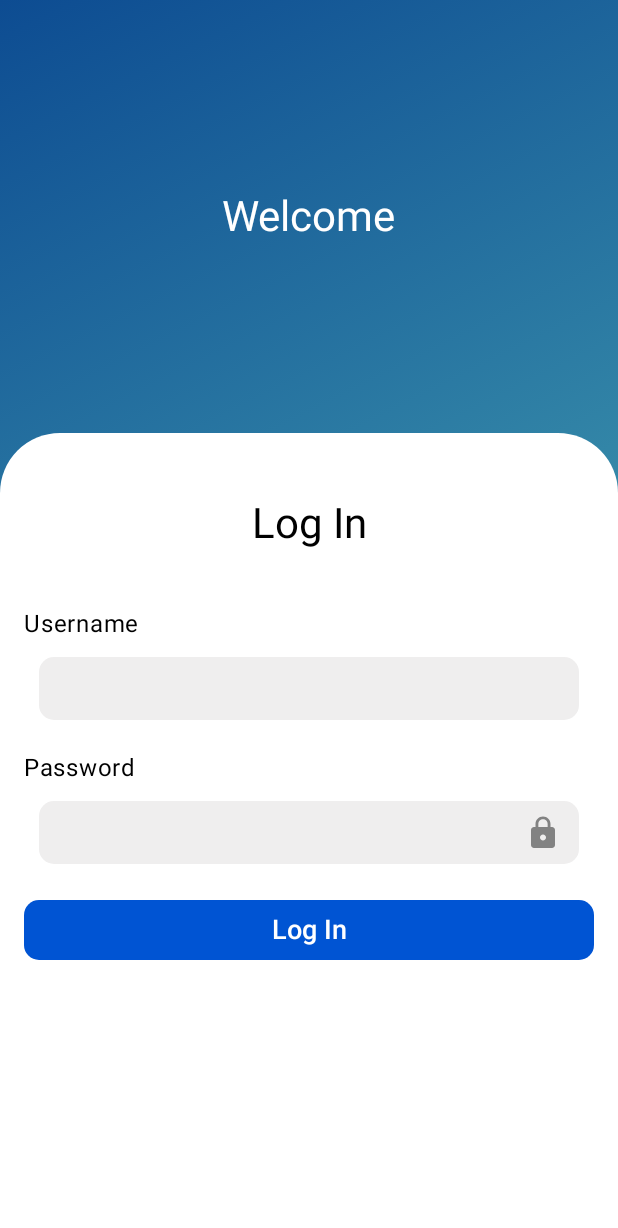
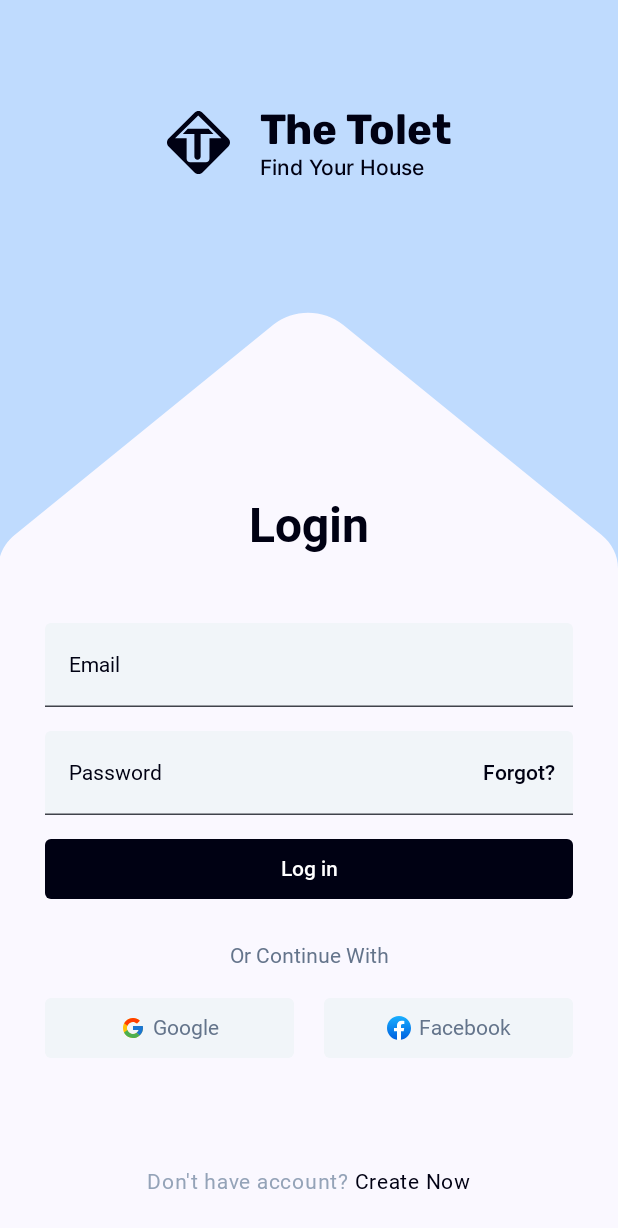
Before and after one commit to Cntrk01/LoginScreenUICompose, an Android app built with Jetpack Compose: the screen it shows after launch (MainActivity), on a phone screen of 412 x 824 dp. Shown: the top 1228 px of the screen. Run offline under Robolectric (Android 15) with nearby library versions, the phone set to English and light mode, and no system bars.

Commit message:
Login screen tasarladık . Burada -Farklı olarak buildAnnotatedString ifadesini kullandık bu bize 1 text içerisinde birden çok texti birleştirme olanağı sağlıyor -Kendi fontlarımızı ekledik ve bunları kullandık -Custom loginTextField yazdık.

```diff
--- /dev/null
+++ b/app/src/main/java/com/mckapp/loginscreenuicompose/LoginTextField.kt
@@ -0,0 +1,49 @@
+package com.mckapp.loginscreenuicompose
+
+import androidx.compose.foundation.isSystemInDarkTheme
+import androidx.compose.material3.MaterialTheme
+import androidx.compose.material3.Text
+import androidx.compose.material3.TextButton
+import androidx.compose.material3.TextField
+import androidx.compose.material3.TextFieldDefaults
+import androidx.compose.runtime.Composable
+import androidx.compose.ui.Modifier
+import androidx.compose.ui.graphics.Color
+import androidx.compose.ui.text.font.FontWeight
+import com.mckapp.loginscreenuicompose.ui.theme.Black
+import com.mckapp.loginscreenuicompose.ui.theme.focusedTextFieldText
+import com.mckapp.loginscreenuicompose.ui.theme.textFieldContainer
+import com.mckapp.loginscreenuicompose.ui.theme.unfocusedTextFieldText
+
+@Composable
+fun LoginTextField(
+    modifier: Modifier = Modifier,
+    label: String,
+    trailing: String
+) {
+    val uiColor = if (isSystemInDarkTheme()) Color.White else Black
+
+    TextField(
+        modifier = modifier,
+        value = "",
+        onValueChange = {},
+        label = {
+            Text(text = label, style = MaterialTheme.typography.labelMedium, color = uiColor)
+        },
+        colors = TextFieldDefaults.colors(
+            unfocusedPlaceholderColor = MaterialTheme.colorScheme.unfocusedTextFieldText,
+            focusedPlaceholderColor = MaterialTheme.colorScheme.focusedTextFieldText,
+            unfocusedContainerColor = MaterialTheme.colorScheme.textFieldContainer,
+            focusedContainerColor = MaterialTheme.colorScheme.textFieldContainer,
+        ),
+        trailingIcon = {
+            TextButton(onClick = { /*TODO*/ }) {
+                Text(
+                    text = trailing,
+                    style = MaterialTheme.typography.labelMedium.copy(fontWeight = FontWeight.Medium),
+                    color = uiColor
+                )
+            }
+        }
+    )
+}
--- a/app/src/main/java/com/mckapp/loginscreenuicompose/MainActivity.kt
+++ b/app/src/main/java/com/mckapp/loginscreenuicompose/MainActivity.kt
@@ -17,12 +17,11 @@ class MainActivity : ComponentActivity() {
         super.onCreate(savedInstanceState)
         setContent {
             LoginScreenUIComposeTheme {
-                // A surface container using the 'background' color from the theme
                 Surface(
                     modifier = Modifier.fillMaxSize(),
                     color = MaterialTheme.colorScheme.background
                 ) {
-                    LoginScreen()
+                    ModernLoginScreen()
                 }
             }
         }
--- /dev/null
+++ b/app/src/main/java/com/mckapp/loginscreenuicompose/ModernLoginScreen.kt
@@ -0,0 +1,222 @@
+package com.mckapp.loginscreenuicompose
+
+import android.widget.Space
+import androidx.compose.foundation.Image
+import androidx.compose.foundation.isSystemInDarkTheme
+import androidx.compose.foundation.layout.Box
+import androidx.compose.foundation.layout.Column
+import androidx.compose.foundation.layout.Row
+import androidx.compose.foundation.layout.Spacer
+import androidx.compose.foundation.layout.fillMaxHeight
+import androidx.compose.foundation.layout.fillMaxSize
+import androidx.compose.foundation.layout.fillMaxWidth
+import androidx.compose.foundation.layout.height
+import androidx.compose.foundation.layout.padding
+import androidx.compose.foundation.layout.size
+import androidx.compose.foundation.layout.width
+import androidx.compose.foundation.shape.RoundedCornerShape
+import androidx.compose.material3.Button
+import androidx.compose.material3.ButtonDefaults
+import androidx.compose.material3.Icon
+import androidx.compose.material3.MaterialTheme
+import androidx.compose.material3.Surface
+import androidx.compose.material3.Text
+import androidx.compose.runtime.Composable
+import androidx.compose.ui.Alignment
+import androidx.compose.ui.Modifier
+import androidx.compose.ui.graphics.Color
+import androidx.compose.ui.layout.ContentScale
+import androidx.compose.ui.res.painterResource
+import androidx.compose.ui.res.stringResource
+import androidx.compose.ui.text.SpanStyle
+import androidx.compose.ui.text.buildAnnotatedString
+import androidx.compose.ui.text.font.FontWeight
+import androidx.compose.ui.text.withStyle
+import androidx.compose.ui.unit.dp
+import androidx.compose.ui.unit.sp
+import com.mckapp.loginscreenuicompose.ui.theme.Black
+import com.mckapp.loginscreenuicompose.ui.theme.BlueGray
+import com.mckapp.loginscreenuicompose.ui.theme.Roboto
+
+@Composable
+fun ModernLoginScreen() {
+    Surface {
+        Column(
+            modifier = Modifier.fillMaxSize()
+        ) {
+            TopSection()
+
+            Spacer(modifier = Modifier.height(36.dp))
+
+            Column(
+                modifier = Modifier
+                    .fillMaxSize()
+                    .padding(horizontal = 30.dp)
+            ) {
+                LoginSection()
+
+                Spacer(modifier = Modifier.height(30.dp))
+
+                SocialMediaSection()
+
+                val uiColor = if (isSystemInDarkTheme()) Color.White else Black
+
+                Box(
+                    modifier = Modifier
+                        .fillMaxHeight(fraction = 0.8f)
+                        .fillMaxWidth(),
+                    contentAlignment = Alignment.BottomCenter
+                ){
+                    //1 text içerisinde birden çok string ifadeyi birleştirmek için ve style vermek için bunu kullanabiriz !
+                    Text(text = buildAnnotatedString {
+                        withStyle(
+                            style = SpanStyle(
+                                color = Color(0xFF94A3B8),
+                                fontSize = 14.sp,
+                                fontFamily = Roboto,
+                                fontWeight = FontWeight.Normal
+                            )
+                        ){
+                            append("Don't have account?")
+                        }
+
+                        withStyle(
+                            style = SpanStyle(
+                                color = uiColor,
+                                fontSize = 14.sp,
+                                fontFamily = Roboto,
+                                fontWeight = FontWeight.Normal
+                            )
+                        ){
+                            append(" ")
+                            append("Create Now")
+                        }
+                    })
+                }
+            }
+        }
+    }
+}
+
+@Composable
+private fun SocialMediaSection() {
+    Column(horizontalAlignment = Alignment.CenterHorizontally) {
+        Text(
+            text = "Or Continue With",
+            style = MaterialTheme.typography.labelMedium.copy(color = Color(0xFF64748B))
+        )
+
+        Spacer(modifier = Modifier.height(20.dp))
+
+        Row(
+            modifier = Modifier.fillMaxWidth(),
+            verticalAlignment = Alignment.CenterVertically
+        ) {
+            SocialMediaLogin(
+                icon = R.drawable.google,
+                text = "Google",
+                modifier = Modifier.weight(1f),
+                onClick = {
+
+                })
+
+            Spacer(modifier = Modifier.width(20.dp))
+
+            SocialMediaLogin(
+                icon = R.drawable.facebook,
+                text = "Facebook",
+                modifier = Modifier.weight(1f),
+                onClick = {
+
+                })
+        }
+    }
+}
+
+@Composable
+private fun LoginSection() {
+    LoginTextField(label = "Email", trailing = "", modifier = Modifier.fillMaxWidth())
+
+    Spacer(modifier = Modifier.height(16.dp))
+
+    LoginTextField(
+        label = "Password",
+        trailing = "Forgot?",
+        modifier = Modifier.fillMaxWidth()
+    )
+
+    Spacer(modifier = Modifier.height(16.dp))
+
+    Button(
+        modifier = Modifier
+            .fillMaxWidth()
+            .height(40.dp),
+        onClick = { /*TODO*/ },
+        colors = ButtonDefaults.buttonColors(
+            containerColor = if (isSystemInDarkTheme()) BlueGray else Black,
+            contentColor = Color.White
+        ),
+        shape = RoundedCornerShape(size = 4.dp)
+    ) {
+        //copy ile kendi oluşturduğum labelMedium daki fontWeigght özelliğini burada değiltirdim..
+        Text(
+            text = "Log in",
+            style = MaterialTheme.typography.labelMedium.copy(fontWeight = FontWeight.Medium)
+        )
+    }
+}
+
+@Composable
+private fun TopSection() {
+    val uiColor = if (isSystemInDarkTheme()) Color.White else Black
+
+    Box(contentAlignment = Alignment.TopCenter) {
+        Image(
+            modifier = Modifier
+                .fillMaxWidth()
+                .fillMaxHeight(fraction = 0.46f),
+            painter = painterResource(id = R.drawable.shape),
+            contentDescription = "",
+            contentScale = ContentScale.FillBounds
+        )
+
+        Row(
+            modifier = Modifier
+                .padding(top = 70.dp),
+            verticalAlignment = Alignment.CenterVertically
+        ) {
+            Icon(
+                modifier = Modifier.size(42.dp),
+                painter = painterResource(id = R.drawable.logo),
+                contentDescription = stringResource(id = R.string.app_logo),
+                tint = uiColor
+            )
+
+            Spacer(modifier = Modifier.width(20.dp))
+
+            Column(
+                modifier = Modifier.align(Alignment.CenterVertically)
+            ) {
+                Text(
+                    text = stringResource(id = R.string.the_tolet),
+                    style = MaterialTheme.typography.headlineMedium,
+                    color = uiColor,
+                )
+                Text(
+                    text = stringResource(id = R.string.find_house),
+                    style = MaterialTheme.typography.titleMedium,
+                    color = uiColor
+                )
+            }
+        }
+
+        Text(
+            modifier = Modifier
+                .padding(bottom = 10.dp)
+                .align(alignment = Alignment.BottomCenter),
+            text = stringResource(id = R.string.login),
+            style = MaterialTheme.typography.headlineLarge,
+            color = uiColor
+        )
+    }
+}
--- /dev/null
+++ b/app/src/main/java/com/mckapp/loginscreenuicompose/SocialMediaLogin.kt
@@ -0,0 +1,73 @@
+package com.mckapp.loginscreenuicompose
+
+import android.annotation.SuppressLint
+import android.widget.Space
+import androidx.annotation.DrawableRes
+import androidx.compose.foundation.Image
+import androidx.compose.foundation.background
+import androidx.compose.foundation.border
+import androidx.compose.foundation.clickable
+import androidx.compose.foundation.isSystemInDarkTheme
+import androidx.compose.foundation.layout.Arrangement
+import androidx.compose.foundation.layout.Row
+import androidx.compose.foundation.layout.Spacer
+import androidx.compose.foundation.layout.height
+import androidx.compose.foundation.layout.size
+import androidx.compose.foundation.layout.width
+import androidx.compose.foundation.shape.RoundedCornerShape
+import androidx.compose.material3.MaterialTheme
+import androidx.compose.material3.Text
+import androidx.compose.runtime.Composable
+import androidx.compose.ui.Alignment
+import androidx.compose.ui.Modifier
+import androidx.compose.ui.composed
+import androidx.compose.ui.draw.clip
+import androidx.compose.ui.graphics.Color
+import androidx.compose.ui.res.painterResource
+import androidx.compose.ui.unit.dp
+import com.mckapp.loginscreenuicompose.ui.theme.BlueGray
+import com.mckapp.loginscreenuicompose.ui.theme.LightBlueWhite
+
+@Composable
+fun SocialMediaLogin(
+    modifier: Modifier = Modifier,
+    @DrawableRes icon: Int,
+    text: String,
+    onClick: () -> Unit
+) {
+    Row(
+        modifier = modifier
+            .clip(RoundedCornerShape(4.dp))
+            .socialMedia()
+            .clickable { onClick() }
+            .height(40.dp),
+        verticalAlignment = Alignment.CenterVertically,
+        horizontalArrangement = Arrangement.Center
+    ) {
+        Image(
+            painter = painterResource(id = icon),
+            contentDescription = "",
+            modifier = Modifier.size(16.dp)
+        )
+
+        Spacer(modifier = Modifier.width(5.dp))
+
+        Text(
+            text = text,
+            style = MaterialTheme.typography.labelMedium.copy(color = Color(0xFF64748B))
+        )
+    }
+}
+
+@SuppressLint("ModifierFactoryUnreferencedReceiver")
+fun Modifier.socialMedia(): Modifier = composed {
+    if (isSystemInDarkTheme()) {
+        background(Color.Transparent).border(
+            width = 1.dp,
+            color = BlueGray,
+            shape = RoundedCornerShape(4.dp)
+        )
+    } else {
+        background(LightBlueWhite)
+    }
+}
--- a/app/src/main/java/com/mckapp/loginscreenuicompose/ui/theme/Color.kt
+++ b/app/src/main/java/com/mckapp/loginscreenuicompose/ui/theme/Color.kt
@@ -1,5 +1,8 @@
 package com.mckapp.loginscreenuicompose.ui.theme
 
+import androidx.compose.foundation.isSystemInDarkTheme
+import androidx.compose.material3.ColorScheme
+import androidx.compose.runtime.Composable
 import androidx.compose.ui.graphics.Color
 
 val Purple80 = Color(0xFFD0BCFF)
@@ -9,3 +12,19 @@ val Pink80 = Color(0xFFEFB8C8)
 val Purple40 = Color(0xFF6650a4)
 val PurpleGrey40 = Color(0xFF625b71)
 val Pink40 = Color(0xFF7D5260)
+
+val LightBlueWhite = Color(0xFFF1F5F9)
+val BlueGray = Color(0xFF334155)
+val Black = Color(0xFF000113)
+
+val ColorScheme.focusedTextFieldText
+    @Composable
+    get() = if (isSystemInDarkTheme()) Color.White else Color.Black
+
+val ColorScheme.unfocusedTextFieldText
+    @Composable
+    get() = if (isSystemInDarkTheme()) Color(0xFF94A3B8) else Color(0xFF475569)
+
+val ColorScheme.textFieldContainer
+    @Composable
+    get() = if (isSystemInDarkTheme()) BlueGray.copy(alpha = 0.6f) else LightBlueWhite
--- a/app/src/main/java/com/mckapp/loginscreenuicompose/ui/theme/Type.kt
+++ b/app/src/main/java/com/mckapp/loginscreenuicompose/ui/theme/Type.kt
@@ -2,18 +2,53 @@ package com.mckapp.loginscreenuicompose.ui.theme
 
 import androidx.compose.material3.Typography
 import androidx.compose.ui.text.TextStyle
+import androidx.compose.ui.text.font.Font
 import androidx.compose.ui.text.font.FontFamily
 import androidx.compose.ui.text.font.FontWeight
 import androidx.compose.ui.unit.sp
+import com.mckapp.loginscreenuicompose.R
+
+val Inter = FontFamily(
+    listOf(
+        Font(resId = R.font.inter_medium, weight = FontWeight.Medium)
+    )
+)
+
+val Rubik = FontFamily(
+    listOf(
+        Font(resId = R.font.rubik_bold, weight = FontWeight.Bold)
+    )
+)
+
+val Roboto = FontFamily(
+    listOf(
+        Font(resId = R.font.roboto_medium, weight = FontWeight.Medium),
+        Font(resId = R.font.roboto_regular, weight = FontWeight.Normal),
+        Font(resId = R.font.roboto_bold, weight = FontWeight.ExtraBold),
+    )
+)
 
 // Set of Material typography styles to start with
 val Typography = Typography(
-    bodyLarge = TextStyle(
-        fontFamily = FontFamily.Default,
+    headlineLarge = TextStyle(
+        fontFamily = Roboto,
+        fontWeight = FontWeight.ExtraBold,
+        fontSize = 32.sp
+    ),
+    headlineMedium = TextStyle(
+        fontFamily = Rubik,
+        fontWeight = FontWeight.Bold,
+        fontSize = 28.sp
+    ),
+    titleMedium = TextStyle(
+        fontFamily = Inter,
+        fontWeight = FontWeight.Medium,
+        fontSize = 14.sp
+    ),
+    labelMedium = TextStyle(
+        fontFamily = Roboto,
         fontWeight = FontWeight.Normal,
-        fontSize = 16.sp,
-        lineHeight = 24.sp,
-        letterSpacing = 0.5.sp
+        fontSize = 14.sp
     )
     /* Other default text styles to override
     titleLarge = TextStyle(
--- /dev/null
+++ b/app/src/main/res/drawable-night/shape.xml
@@ -0,0 +1,10 @@
+<vector xmlns:android="http://schemas.android.com/apk/res/android"
+    android:width="375dp"
+    android:height="375dp"
+    android:viewportWidth="360"
+    android:viewportHeight="375">
+    <path
+        android:pathData="M360,-127H0V366.75C1.45,361.27 4.44,356.26 8.69,352.35L159.19,213.96C170.67,203.41 188.33,203.41 199.81,213.96L350.31,352.35C356.48,358.03 360,366.04 360,374.43V-127Z"
+        android:fillColor="#1E293B"
+        android:fillType="evenOdd"/>
+</vector>
--- /dev/null
+++ b/app/src/main/res/drawable/facebook.xml
@@ -0,0 +1,28 @@
+<vector xmlns:android="http://schemas.android.com/apk/res/android"
+    xmlns:aapt="http://schemas.android.com/aapt"
+    android:width="16dp"
+    android:height="16dp"
+    android:viewportWidth="16"
+    android:viewportHeight="16">
+  <group>
+    <clip-path
+        android:pathData="M0,0h16v16h-16z"/>
+    <path
+        android:pathData="M6.667,15.911C2.889,15.244 0,11.956 0,8C0,3.6 3.6,0 8,0C12.4,0 16,3.6 16,8C16,11.956 13.111,15.244 9.333,15.911L8.889,15.556H7.111L6.667,15.911Z">
+      <aapt:attr name="android:fillColor">
+        <gradient
+            android:startX="8"
+            android:startY="15.446"
+            android:endX="8"
+            android:endY="0"
+            android:type="linear">
+          <item android:offset="0" android:color="#FF0062E0"/>
+          <item android:offset="1" android:color="#FF19AFFF"/>
+        </gradient>
+      </aapt:attr>
+    </path>
+    <path
+        android:pathData="M11.111,10.222L11.467,8H9.333V6.444C9.333,5.822 9.556,5.333 10.533,5.333H11.556V3.289C10.978,3.2 10.356,3.111 9.778,3.111C7.956,3.111 6.667,4.222 6.667,6.222V8H4.667V10.222H6.667V15.867C7.111,15.956 7.556,16 8,16C8.444,16 8.889,15.956 9.333,15.867V10.222H11.111Z"
+        android:fillColor="#ffffff"/>
+  </group>
+</vector>
--- /dev/null
+++ b/app/src/main/res/drawable/google.xml
@@ -0,0 +1,18 @@
+<vector xmlns:android="http://schemas.android.com/apk/res/android"
+    android:width="16dp"
+    android:height="16dp"
+    android:viewportWidth="16"
+    android:viewportHeight="16">
+  <path
+      android:pathData="M14.537,6.694H14V6.667H8V9.333H11.768C11.218,10.886 9.741,12 8,12C5.791,12 4,10.209 4,8C4,5.791 5.791,4 8,4C9.02,4 9.947,4.385 10.654,5.013L12.539,3.127C11.349,2.018 9.756,1.333 8,1.333C4.318,1.333 1.333,4.318 1.333,8C1.333,11.682 4.318,14.667 8,14.667C11.682,14.667 14.667,11.682 14.667,8C14.667,7.553 14.621,7.117 14.537,6.694Z"
+      android:fillColor="#FFC107"/>
+  <path
+      android:pathData="M2.102,4.897L4.292,6.503C4.885,5.036 6.32,4 8,4C9.02,4 9.947,4.385 10.654,5.013L12.539,3.127C11.349,2.018 9.756,1.333 8,1.333C5.439,1.333 3.219,2.779 2.102,4.897Z"
+      android:fillColor="#FF3D00"/>
+  <path
+      android:pathData="M8,14.667C9.722,14.667 11.287,14.008 12.47,12.936L10.406,11.19C9.715,11.716 8.869,12.001 8,12C6.266,12 4.794,10.894 4.239,9.351L2.065,11.026C3.168,13.185 5.409,14.667 8,14.667Z"
+      android:fillColor="#4CAF50"/>
+  <path
+      android:pathData="M14.537,6.694H14V6.667H8V9.333H11.768C11.505,10.072 11.031,10.718 10.405,11.19L10.406,11.19L12.47,12.936C12.324,13.068 14.667,11.333 14.667,8C14.667,7.553 14.621,7.117 14.537,6.694Z"
+      android:fillColor="#1976D2"/>
+</vector>
--- /dev/null
+++ b/app/src/main/res/drawable/logo.xml
@@ -0,0 +1,16 @@
+<vector xmlns:android="http://schemas.android.com/apk/res/android"
+    android:width="42dp"
+    android:height="42dp"
+    android:viewportWidth="42"
+    android:viewportHeight="42">
+  <group>
+    <clip-path
+        android:pathData="M0,0h42v42h-42z"/>
+    <path
+        android:pathData="M40.909,18.416L23.641,1.148C22.181,-0.312 19.819,-0.312 18.359,1.148L1.091,18.416C-0.369,19.876 -0.369,22.239 1.091,23.699L18.359,40.966C19.819,42.426 22.181,42.426 23.641,40.966L40.909,23.699C42.361,22.239 42.361,19.876 40.909,18.416V18.416ZM28.547,18.194H28.317V31.795C28.317,33.116 27.243,34.191 25.922,34.191H15.479C14.159,34.191 13.084,33.116 13.084,31.795V18.194H5.365L20.819,2.994L36.274,18.194H28.547Z"
+        android:fillColor="#000113"/>
+    <path
+        android:pathData="M30.975,15.414H22.427V30.401C22.427,31.549 21.492,32.484 20.344,32.484C19.195,32.484 18.26,31.549 18.26,30.401V15.414H10.557L13.839,11.862H27.694L30.975,15.414V15.414Z"
+        android:fillColor="#000113"/>
+  </group>
+</vector>
--- /dev/null
+++ b/app/src/main/res/drawable/shape.xml
@@ -0,0 +1,10 @@
+<vector xmlns:android="http://schemas.android.com/apk/res/android"
+    android:width="375dp"
+    android:height="375dp"
+    android:viewportWidth="360"
+    android:viewportHeight="375">
+  <path
+      android:pathData="M360,-127H0V366.75C1.45,361.27 4.44,356.26 8.69,352.35L159.19,213.96C170.67,203.41 188.33,203.41 199.81,213.96L350.31,352.35C356.48,358.03 360,366.04 360,374.43V-127Z"
+      android:fillColor="#BFDBFE"
+      android:fillType="evenOdd"/>
+</vector>
--- a/app/src/main/res/values/strings.xml
+++ b/app/src/main/res/values/strings.xml
@@ -1,3 +1,7 @@
 <resources>
     <string name="app_name">LoginScreenUICompose</string>
+    <string name="app_logo">App Logo</string>
+    <string name="the_tolet">The Tolet</string>
+    <string name="find_house">Find Your House</string>
+    <string name="login">Login</string>
 </resources>
```
Also changed, not shown: app/src/main/res/font/inter_medium.ttf (added), app/src/main/res/font/roboto_bold.ttf (added), app/src/main/res/font/roboto_medium.ttf (added), app/src/main/res/font/roboto_regular.ttf (added), app/src/main/res/font/rubik_bold.ttf (added).
